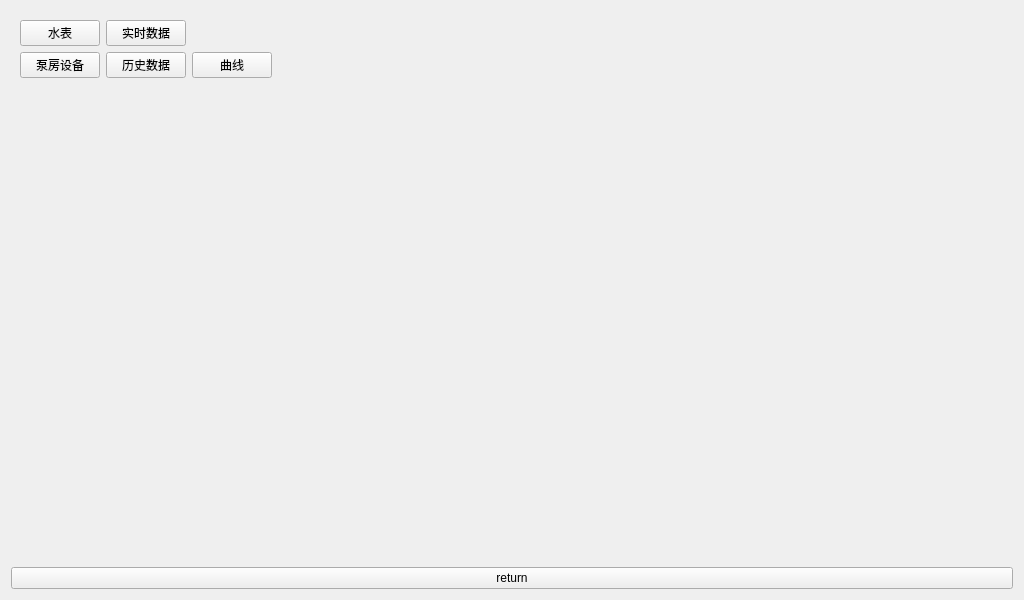
Qt form View/date3water.ui (Sgr-H/gzj5th) before a commit.
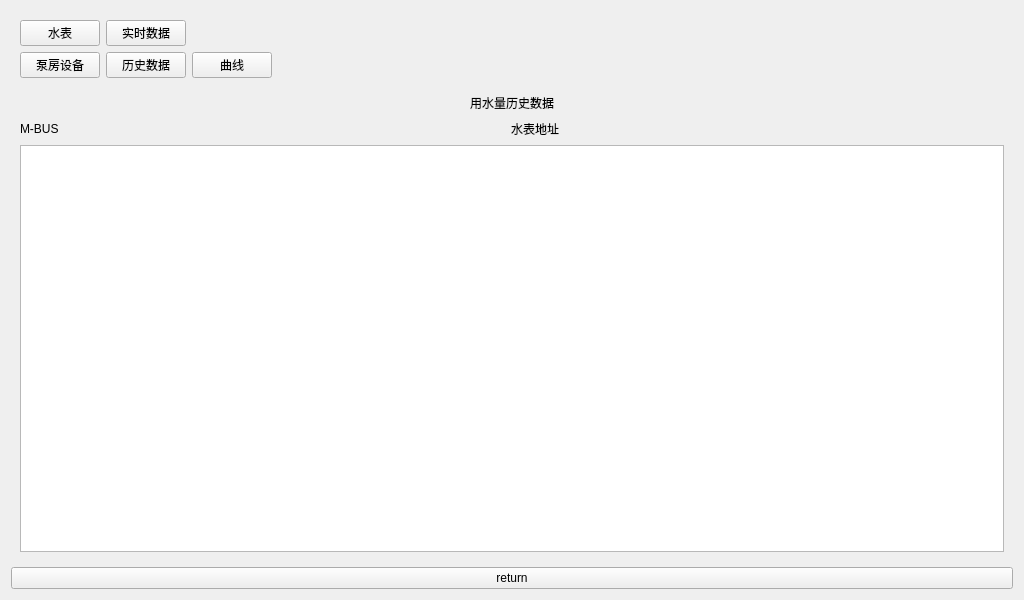
The same form after that commit. The open tabs and pages were chosen to show the change.

Diff of the .ui file:
```diff
--- a/View/date3water.ui
+++ b/View/date3water.ui
@@ -199,7 +199,94 @@
        </item>
       </layout>
      </widget>
-     <widget class="QWidget" name="page_2"/>
+     <widget class="QWidget" name="page_2">
+      <layout class="QVBoxLayout" name="verticalLayout_3">
+       <item>
+        <layout class="QHBoxLayout" name="horizontalLayout_5">
+         <item>
+          <spacer name="horizontalSpacer_9">
+           <property name="orientation">
+            <enum>Qt::Horizontal</enum>
+           </property>
+           <property name="sizeHint" stdset="0">
+            <size>
+             <width>40</width>
+             <height>20</height>
+            </size>
+           </property>
+          </spacer>
+         </item>
+         <item>
+          <widget class="QLabel" name="label_8">
+           <property name="text">
+            <string>用水量历史数据</string>
+           </property>
+          </widget>
+         </item>
+         <item>
+          <spacer name="horizontalSpacer_10">
+           <property name="orientation">
+            <enum>Qt::Horizontal</enum>
+           </property>
+           <property name="sizeHint" stdset="0">
+            <size>
+             <width>40</width>
+             <height>20</height>
+            </size>
+           </property>
+          </spacer>
+         </item>
+        </layout>
+       </item>
+       <item>
+        <layout class="QHBoxLayout" name="horizontalLayout_4">
+         <item>
+          <widget class="QLabel" name="label_6">
+           <property name="text">
+            <string>M-BUS</string>
+           </property>
+          </widget>
+         </item>
+         <item>
+          <spacer name="horizontalSpacer_7">
+           <property name="orientation">
+            <enum>Qt::Horizontal</enum>
+           </property>
+           <property name="sizeHint" stdset="0">
+            <size>
+             <width>40</width>
+             <height>20</height>
+            </size>
+           </property>
+          </spacer>
+         </item>
+         <item>
+          <widget class="QLabel" name="label_7">
+           <property name="text">
+            <string>水表地址</string>
+           </property>
+          </widget>
+         </item>
+         <item>
+          <spacer name="horizontalSpacer_8">
+           <property name="orientation">
+            <enum>Qt::Horizontal</enum>
+           </property>
+           <property name="sizeHint" stdset="0">
+            <size>
+             <width>40</width>
+             <height>20</height>
+            </size>
+           </property>
+          </spacer>
+         </item>
+        </layout>
+       </item>
+       <item>
+        <widget class="QTableView" name="tableView_3"/>
+       </item>
+      </layout>
+     </widget>
     </widget>
    </item>
    <item>
```
Left out of the diff: 3 changed lines with no effect on the pictures.
